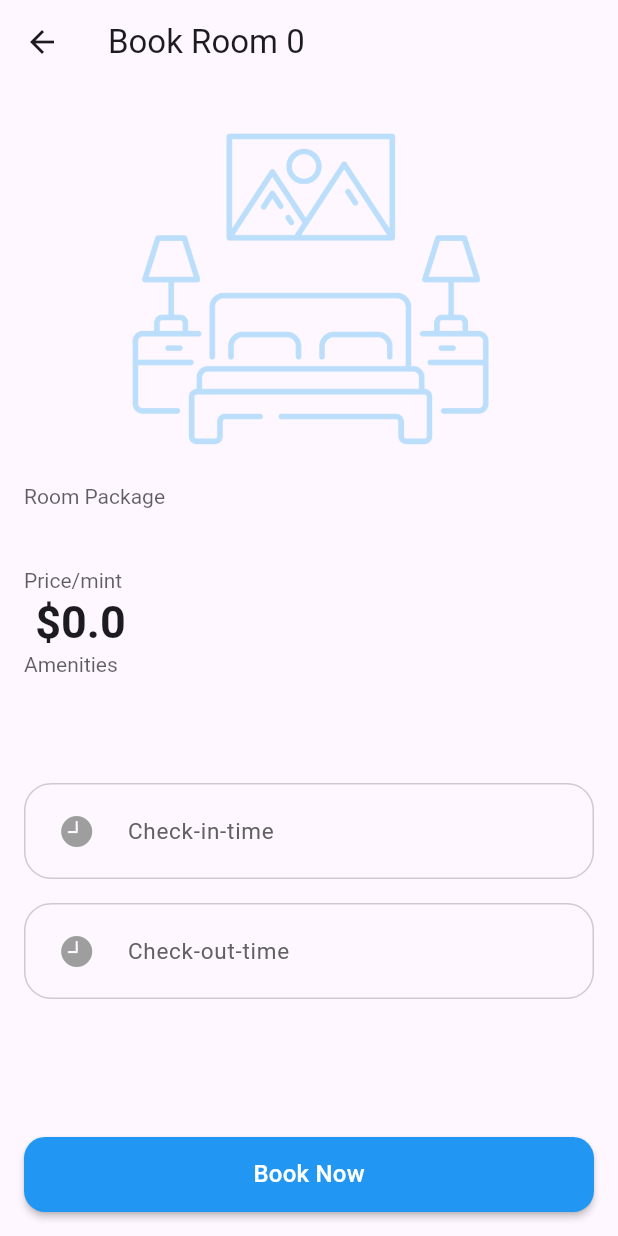
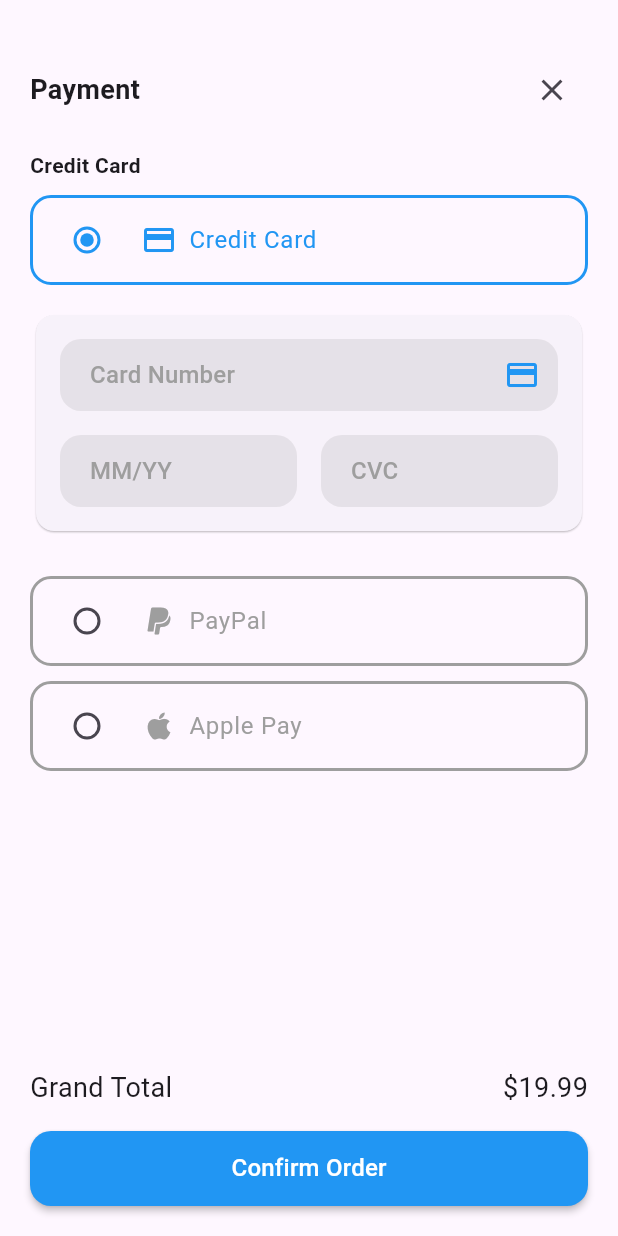
Before and after one commit to mmstq/hotel-app, a Flutter app: the BookingScreen screen opened directly with empty values, after a tap on "Book Now", on a phone screen of 412 x 824 dp. Run offline on Flutter 3.47's test engine with Material 3 defaults, Android fonts, the light colour scheme and no system bars; our stand-ins replace firebase_auth, firebase_core, get, image_picker, logger; accounts and stored records are empty.

Commit message:
added payment

```diff
--- a/lib/components/custom_input_widgets.dart
+++ b/lib/components/custom_input_widgets.dart
@@ -238,15 +238,17 @@ class _TimePickerWidgetState extends State<TimePickerWidget> {
                 ? widget.fillColor
                 : Colors.grey.withOpacity(0.5),
             border: Border.all(
-              color: widget.errorText != null || showError
-                  ? Colors.red
-                  : Colors.grey.withOpacity(0.5),
-            ),
+                color: widget.errorText != null || showError
+                    ? Colors.red
+                    : widget.value == null
+                        ? Colors.grey.withOpacity(0.6)
+                        : Colors.blue,
+                width: 1.5),
           ),
           child: TextFormField(
             onTapOutside: (event) {
               Focus.of(context).unfocus();
-            },
+            },cursorColor: Colors.transparent,
             controller: controller,
             enableInteractiveSelection: false,
             enabled: widget.enabled,
@@ -266,7 +268,7 @@ class _TimePickerWidgetState extends State<TimePickerWidget> {
                 child: widget.prefixIcon ??
                     const Icon(
                       CupertinoIcons.time_solid,
-                      color: Colors.grey,
+                      color: Colors.blue,
                     ),
               ),
               suffixIcon: widget.suffixIcon,
--- /dev/null
+++ b/lib/controllers/payment_controller.dart
@@ -0,0 +1,18 @@
+// payment_controller.dart
+import 'package:get/get.dart';
+
+class PaymentController extends GetxController {
+  var selectedPaymentMethod = 0.obs;
+  var isOrderConfirmed = false.obs;
+
+  @override
+  void onInit() {
+    super.onInit();
+    resetState(); // Reset state when the controller is initialized
+  }
+
+  void resetState() {
+    selectedPaymentMethod.value = 0;
+    isOrderConfirmed.value = false;
+  }
+}
--- a/lib/controllers/room_controller.dart
+++ b/lib/controllers/room_controller.dart
@@ -45,4 +45,13 @@ class RoomController extends GetxController {
       filteredRooms.value = rooms.where((room) => room.type == type).toList();
     }
   }
+
+  // Sorting rooms by price
+  void sortRoomsByPrice(String sortOrder) {
+    if (sortOrder == 'LowToHigh') {
+      rooms.sort((a, b) => a.price!.compareTo(b.price as num)); // Ascending order
+    } else if (sortOrder == 'HighToLow') {
+      rooms.sort((a, b) => b.price!.compareTo(a.price as num)); // Descending order
+    }
+  }
 }
--- a/lib/screens/account_screen.dart
+++ b/lib/screens/account_screen.dart
@@ -39,7 +39,7 @@ class _AccountScreenState extends State<AccountScreen> {
                 GestureDetector(
                   onTap: _pickImage, // Open image picker on tap
                   child: CircleAvatar(
-                    radius: 50,
+                    radius: 70,
                     backgroundImage: _image != null
                         ? FileImage(
                             File(_image!.path),
@@ -61,8 +61,8 @@ class _AccountScreenState extends State<AccountScreen> {
                   },
                 ),
                 ListTile(
-                  title: const Text('Previous Rooms'),
-                  subtitle: const Text('Previously booked rooms'),
+                  title: const Text('Booked Rooms'),
+                  subtitle: const Text('Your past and upcoming bookings'),
                   trailing: const Icon(Icons.arrow_forward_ios),
                   onTap: () {
                     // Implement profile update logic
--- a/lib/screens/booking_screen.dart
+++ b/lib/screens/booking_screen.dart
@@ -4,6 +4,7 @@ import 'package:hotel_app/components/custom_input_widgets.dart';
 import 'package:hotel_app/components/input_button.dart';
 import 'package:hotel_app/models/room.dart';
 import 'package:hotel_app/models/user.dart';
+import 'package:hotel_app/screens/payment_screen.dart';
 import '../controllers/booking_controller.dart';
 import '../models/booking.dart';
 
@@ -50,8 +51,11 @@ class BookingScreen extends StatelessWidget {
                     ),
                     Text(
                       room.type,
-                      style: Get.theme.textTheme.headlineLarge!
-                          .copyWith(fontWeight: FontWeight.bold, fontSize: 30),
+                      style: Get.theme.textTheme.headlineLarge!.copyWith(
+                        fontWeight: FontWeight.bold,
+                        fontSize: 30,
+                        color: Colors.blue,
+                      ),
                     ),
                   ],
                 ),
@@ -63,7 +67,7 @@ class BookingScreen extends StatelessWidget {
                   crossAxisAlignment: CrossAxisAlignment.start,
                   children: [
                     Text(
-                      'Price/mint',
+                      'Price/minute',
                       style: Get.theme.textTheme.headlineLarge!.copyWith(
                           fontSize: 14,
                           color: Get.theme.textTheme.labelSmall!.color
@@ -71,8 +75,11 @@ class BookingScreen extends StatelessWidget {
                     ),
                     Text(
                       ' \$${room.price} ',
-                      style: Get.theme.textTheme.headlineLarge!
-                          .copyWith(fontWeight: FontWeight.bold, fontSize: 30),
+                      style: Get.theme.textTheme.headlineLarge!.copyWith(
+                        fontWeight: FontWeight.bold,
+                        fontSize: 30,
+                        color: Colors.blue,
+                      ),
                     ),
                   ],
                 ),
@@ -91,15 +98,16 @@ class BookingScreen extends StatelessWidget {
                             color: Get.theme.textTheme.labelSmall!.color
                                 ?.withOpacity(0.7)),
                       ),
-                      SizedBox(height: 60,
+                      SizedBox(
+                        height: 60,
                         child: Text(
                           '${room.amenities} ',
                           maxLines: 4,
                           overflow: TextOverflow.clip,
                           style: Get.theme.textTheme.headlineLarge!.copyWith(
-                            fontWeight: FontWeight.bold,
-                            fontSize: 14,
-                          ),
+                              fontWeight: FontWeight.bold,
+                              fontSize: 14,
+                              color: Colors.grey.shade600),
                         ),
                       ),
                     ],
@@ -114,109 +122,6 @@ class BookingScreen extends StatelessWidget {
             const TimePickerWidget(
               label: 'Check-out-time',
             ),
-            // TextInputField(
-            //   isReadOnly: true,
-            //   label: 'Check-In Time',
-            //   controller: _checkInDateController,
-            //   onTap: () async {
-            //     TimeOfDay? picked = await showTimePicker(
-            //       context: context,
-            //       initialTime: TimeOfDay.now(),
-            //     );
-            //     if (picked != null) {
-            //       // Format time in a readable format
-            //       final now = DateTime.now();
-            //       final formattedTime = DateTime(
-            //         now.year,
-            //         now.month,
-            //         now.day,
-            //         picked.hour,
-            //         picked.minute,
-            //       );
-            //       _checkInDateController.text = formattedTime.toString();
-            //     }
-            //   },
-            // ),
-            // TextField(
-            //   readOnly: true,
-            //   controller: _checkInDateController,
-            //   decoration: const InputDecoration(
-            //     labelText: 'Check-In Time',
-            //     border: OutlineInputBorder(
-            //       borderRadius: BorderRadius.all(Radius.circular(8)),
-            //     ),
-            //   ),
-            //   onTap: () async {
-            //     TimeOfDay? picked = await showTimePicker(
-            //       context: context,
-            //       initialTime: TimeOfDay.now(),
-            //     );
-            //     if (picked != null) {
-            //       // Format time in a readable format
-            //       final now = DateTime.now();
-            //       final formattedTime = DateTime(
-            //         now.year,
-            //         now.month,
-            //         now.day,
-            //         picked.hour,
-            //         picked.minute,
-            //       );
-            //       _checkInDateController.text = formattedTime.toString();
-            //     }
-            //   },
-            // ),
-            // const SizedBox(height: 10),
-            // TextInputField(
-            //   isReadOnly: true,
-            //   controller: _checkOutDateController,
-            //   label: 'Check-Out Time',
-            //   onTap: () async {
-            //     TimeOfDay? picked = await showTimePicker(
-            //       context: context,
-            //       initialTime: TimeOfDay.now(),
-            //     );
-            //     if (picked != null) {
-            //       // Format time in a readable format
-            //       final now = DateTime.now();
-            //       final formattedTime = DateTime(
-            //         now.year,
-            //         now.month,
-            //         now.day,
-            //         picked.hour,
-            //         picked.minute,
-            //       );
-            //       _checkOutDateController.text = formattedTime.toString();
-            //     }
-            //   },
-            // ),
-            // TextField(
-            //   readOnly: true,
-            //   controller: _checkOutDateController,
-            //   decoration: const InputDecoration(
-            //     labelText: 'Check-Out Time',
-            //     border: OutlineInputBorder(
-            //       borderRadius: BorderRadius.all(Radius.circular(8)),
-            //     ),
-            //   ),
-            //   onTap: () async {
-            //     TimeOfDay? picked = await showTimePicker(
-            //       context: context,
-            //       initialTime: TimeOfDay.now(),
-            //     );
-            //     if (picked != null) {
-            //       // Format time in a readable format
-            //       final now = DateTime.now();
-            //       final formattedTime = DateTime(
-            //         now.year,
-            //         now.month,
-            //         now.day,
-            //         picked.hour,
-            //         picked.minute,
-            //       );
-            //       _checkOutDateController.text = formattedTime.toString();
-            //     }
-            //   },
-            // ),
           ],
         ),
       ),
@@ -225,20 +130,22 @@ class BookingScreen extends StatelessWidget {
         child: InputButton(
           label: 'Book Now',
           onPressed: () {
-            User user = User(
-                id: '1',
-                name: 'John Doe',
-                email: 'john@example.com',
-                role: 'guest'); // Example user
-            Booking booking = Booking(
-              id: DateTime.now().toString(),
-              room: room,
-              user: user,
-              checkInDate: DateTime.parse(_checkInDateController.text),
-              checkOutDate: DateTime.parse(_checkOutDateController.text),
-            );
-            bookingController.createBooking(booking);
-            Get.back();
+            Navigator.push(context,
+                MaterialPageRoute( builder: (context) => PaymentScreen()));
+            // User user = User(
+            //     id: '1',
+            //     name: 'John Doe',
+            //     email: 'john@example.com',
+            //     role: 'guest'); // Example user
+            // Booking booking = Booking(
+            //   id: DateTime.now().toString(),
+            //   room: room,
+            //   user: user,
+            //   checkInDate: DateTime.parse(_checkInDateController.text),
+            //   checkOutDate: DateTime.parse(_checkOutDateController.text),
+            // );
+            // bookingController.createBooking(booking);
+            // Get.back();
           },
         ),
       ),
--- /dev/null
+++ b/lib/screens/payment_screen.dart
@@ -0,0 +1,309 @@
+// payment_screen.dart
+import 'package:flutter/material.dart';
+import 'package:get/get.dart';
+import 'package:hotel_app/components/custom_input_widgets.dart';
+import 'package:hotel_app/components/input_button.dart';
+import 'package:hotel_app/controllers/payment_controller.dart';
+import 'package:hotel_app/screens/dashboard.dart';
+
+class PaymentScreen extends StatelessWidget {
+  @override
+  Widget build(BuildContext context) {
+    final PaymentController controller = Get.put(PaymentController());
+
+    // Reset state each time the screen is built
+    controller.resetState();
+
+    return Scaffold(
+      body: Obx(() {
+        if (controller.isOrderConfirmed.value) {
+          return _buildOrderConfirmation(context);
+        } else {
+          return _buildPaymentForm(context);
+        }
+      }),
+    );
+  }
+
+  // Payment Form UI
+  Widget _buildPaymentForm(BuildContext context) {
+    final PaymentController controller = Get.find<PaymentController>();
+    return Padding(
+      padding: const EdgeInsets.all(20),
+      child: Column(
+        crossAxisAlignment: CrossAxisAlignment.start,
+        children: [
+          Padding(
+            padding: const EdgeInsets.only(top: 16),
+            child: Row(
+              mainAxisAlignment: MainAxisAlignment.spaceBetween,
+              children: [
+                const Text(
+                  'Payment',
+                  style: TextStyle(fontSize: 18, fontWeight: FontWeight.bold),
+                ),
+                IconButton(
+                  icon: const Icon(Icons.close),
+                  onPressed: () {
+                    Get.back();
+                  },
+                ),
+              ],
+            ),
+          ),
+          const SizedBox(height: 16),
+          // Credit Card Section
+          const Text(
+            'Credit Card',
+            style: TextStyle(fontWeight: FontWeight.bold),
+          ),
+          const SizedBox(height: 10),
+          Obx(
+            () => RadioListTile(
+              activeColor: Colors.blue,
+              shape: RoundedRectangleBorder(
+                borderRadius: BorderRadius.circular(14),
+                side: BorderSide(
+                  width: 2,
+                  color: controller.selectedPaymentMethod.value == 0
+                      ? Colors.blue
+                      : Colors.grey,
+                ),
+              ),
+              value: 0,
+              groupValue: controller.selectedPaymentMethod.value,
+              onChanged: (value) {
+                controller.selectedPaymentMethod.value = value as int;
+              },
+              title: Row(
+                children: [
+                  Icon(
+                    Icons.credit_card,
+                    color: controller.selectedPaymentMethod.value == 0
+                        ? Colors.blue
+                        : Colors.grey,
+                  ),
+                  const SizedBox(width: 8),
+                  Text(
+                    'Credit Card',
+                    style: TextStyle(
+                      color: controller.selectedPaymentMethod.value == 0
+                          ? Colors.blue
+                          : Colors.grey,
+                    ),
+                  ),
+                ],
+              ),
+            ),
+          ),
+          if (controller.selectedPaymentMethod.value == 0)
+             const Padding(
+              padding: EdgeInsets.symmetric(vertical: 16.0),
+              child: Card(
+                elevation: 0.5,
+                child: Padding(
+                  padding: EdgeInsets.all(16.0),
+                  child: Column(
+                    children: [
+                      TextInputField(
+                        label: 'Card Number',
+                        suffixIcon: Icon(Icons.credit_card, color: Colors.blue),
+                      ),
+                      SizedBox(height: 16),
+                      Row(
+                        children: [
+                          Expanded(
+                            child: TextInputField(
+                              label: 'MM/YY',
+                            ),
+                          ),
+                          SizedBox(width: 16),
+                          Expanded(
+                            child: TextInputField(
+                              label: 'CVC',
+                            ),
+                          ),
+                        ],
+                      ),
+                    ],
+                  ),
+                ),
+              ),
+            ),
+          const SizedBox(height: 10),
+          // PayPal Option
+          Obx(
+            () => RadioListTile(
+              activeColor: Colors.blue,
+              shape: RoundedRectangleBorder(
+                borderRadius: BorderRadius.circular(14),
+                side: BorderSide(
+                  width: 2,
+                  color: controller.selectedPaymentMethod.value == 1
+                      ? Colors.blue
+                      : Colors.grey,
+                ),
+              ),
+              value: 1,
+              groupValue: controller.selectedPaymentMethod.value,
+              onChanged: (value) {
+                controller.selectedPaymentMethod.value = value as int;
+              },
+              title: Row(
+                children: [
+                  Icon(
+                    Icons.paypal,
+                    color: controller.selectedPaymentMethod.value == 1
+                        ? Colors.blue
+                        : Colors.grey,
+                  ),
+                  const SizedBox(width: 8),
+                  Text(
+                    'PayPal',
+                    style: TextStyle(
+                      color: controller.selectedPaymentMethod.value == 1
+                          ? Colors.blue
+                          : Colors.grey,
+                    ),
+                  ),
+                ],
+              ),
+            ),
+          ),
+          const SizedBox(height: 10),
+          // Apple Pay Option
+          Obx(
+            () => RadioListTile(
+              activeColor: Colors.blue,
+              shape: RoundedRectangleBorder(
+                borderRadius: BorderRadius.circular(14),
+                side: BorderSide(
+                  width: 2,
+                  color: controller.selectedPaymentMethod.value == 2
+                      ? Colors.blue
+                      : Colors.grey,
+                ),
+              ),
+              value: 2,
+              groupValue: controller.selectedPaymentMethod.value,
+              onChanged: (value) {
+                controller.selectedPaymentMethod.value = value as int;
+              },
+              title: Row(
+                children: [
+                  Icon(
+                    Icons.apple,
+                    color: controller.selectedPaymentMethod.value == 2
+                        ? Colors.blue
+                        : Colors.grey,
+                  ),
+                  const SizedBox(width: 8),
+                  Text(
+                    'Apple Pay',
+                    style: TextStyle(
+                      color: controller.selectedPaymentMethod.value == 2
+                          ? Colors.blue
+                          : Colors.grey,
+                    ),
+                  ),
+                ],
+              ),
+            ),
+          ),
+          const Spacer(),
+          // Order Total and Confirm Button
+          const Row(
+            mainAxisAlignment: MainAxisAlignment.spaceBetween,
+            children: [
+              Text('Grand Total', style: TextStyle(fontSize: 18)),
+              Text('\$19.99', style: TextStyle(fontSize: 18)),
+            ],
+          ),
+          const SizedBox(height: 16),
+          SizedBox(
+            width: double.infinity,
+            child: InputButton(
+              label: 'Confirm Order',
+              onPressed: () {
+                controller.isOrderConfirmed.value = true;
+              },
+            ),
+          ),
+        ],
+      ),
+    );
+  }
+
+  // Order Confirmation UI
+  Widget _buildOrderConfirmation(BuildContext context) {
+    return Container(
+      color: Colors.blue,
+      child: Center(
+        child: Padding(
+          padding: const EdgeInsets.all(16.0),
+          child: Column(
+            mainAxisAlignment: MainAxisAlignment.center,
+            children: [
+              const Icon(
+                Icons.check_circle,
+                size: 100,
+                color: Colors.white,
+              ),
+              const SizedBox(height: 24),
+              const Text(
+                'Confirmed',
+                style: TextStyle(
+                  fontSize: 24,
+                  fontWeight: FontWeight.bold,
+                ),
+              ),
+              const SizedBox(height: 16),
+              const Text(
+                'Thank you for your booking room. You will receive an email confirmation shortly.',
+                textAlign: TextAlign.center,
+                style: TextStyle(fontSize: 16),
+              ),
+              const SizedBox(height: 16),
+              const Text(
+                'Check the status of your booking on the booking tracking page.',
+                textAlign: TextAlign.center,
+                style: TextStyle(fontSize: 14),
+              ),
+              const SizedBox(height: 32),
+              SizedBox(
+                width: double.infinity,
+                child: InputButton(
+                  label: 'Continue Shopping',
+                  labelColor:
+                      Get.theme.textTheme.displaySmall!.color!.withOpacity(1),
+                  backgroundColor: Get.theme.cardColor,
+                  onPressed: () {
+                    Navigator.pushAndRemoveUntil(
+                        context,
+                        MaterialPageRoute(
+                          builder: (context) => DashboardScreen(),
+                        ),
+                        (route) => false);
+                  },
+                ),
+              ),
+              const SizedBox(height: 16),
+              SizedBox(
+                width: double.infinity,
+                child: InputButton(
+                  label: 'Share',
+                  labelColor:
+                      Get.theme.textTheme.displaySmall!.color!.withOpacity(1),
+                  backgroundColor: Get.theme.cardColor,
+                  onPressed: () {
+                    // Action for sharing
+                  },
+                ),
+              ),
+            ],
+          ),
+        ),
+      ),
+    );
+  }
+}
```
Also changed, not shown: lib/screens/dashboard.dart (+56 -19 lines), lib/services/database_service.dart (+8 -8 lines).
